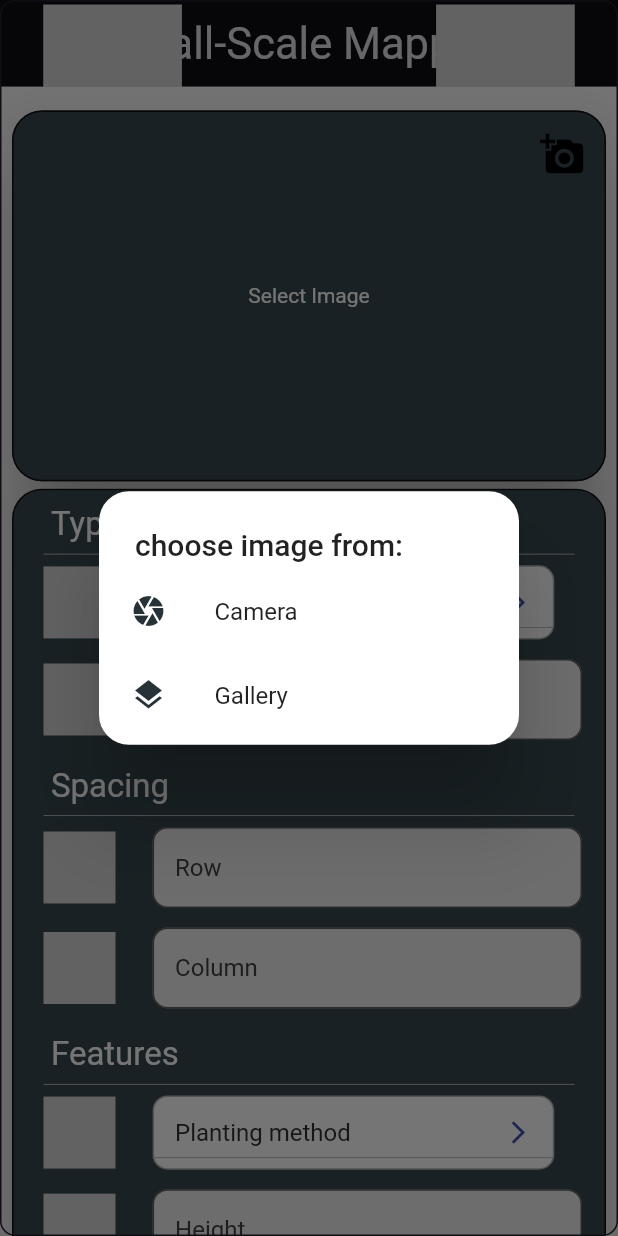
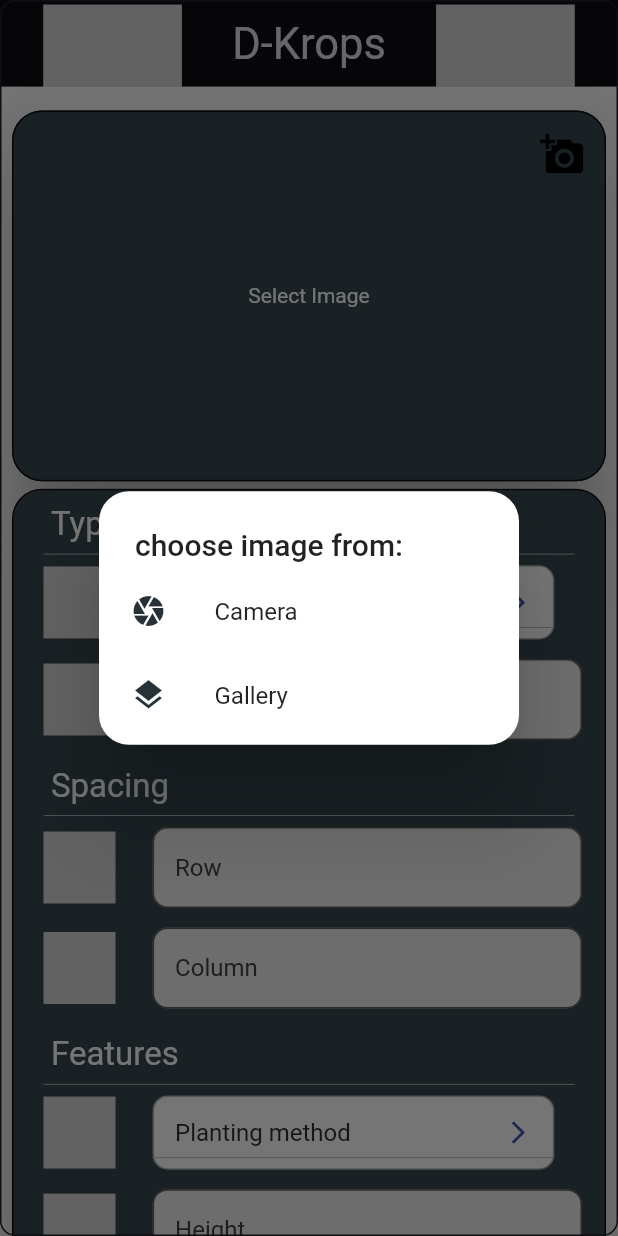
Before and after one commit to emilio-kariuki/D-Krops, a Flutter app: the screen it shows after launch, after a tap on the "add a photo" icon, on a phone screen of 412 x 824 dp. Run offline on Flutter 3.47's test engine with Material 2 defaults, Android fonts, the phone set to English and light mode, and no system bars; drawn by our look-alikes of dropdown_button2; our stand-ins replace animated_text_kit, dio, geolocator, google_fonts, google_maps_flutter, image_picker and 3 more; missing offline and left inert: location_permissions, restart_app; Roboto replaces fonts that are missing (Redressed); project files that could hold a hidden picture were left out.

Commit message:
March 12, 2022 1:17 PM

```diff
--- a/lib/screens/Home.dart
+++ b/lib/screens/Home.dart
@@ -215,7 +215,7 @@ class _HomeState extends State<Home> {
                             crossAxisAlignment: CrossAxisAlignment.center,
                             children: [
                               SizedBox(height: size.height * 0.015),
-                              Text("Small-Scale Mapping",
+                              Text("D-Krops",
                                   style: GoogleFonts.redressed(
                                       fontSize: 29,
                                       color:
```
